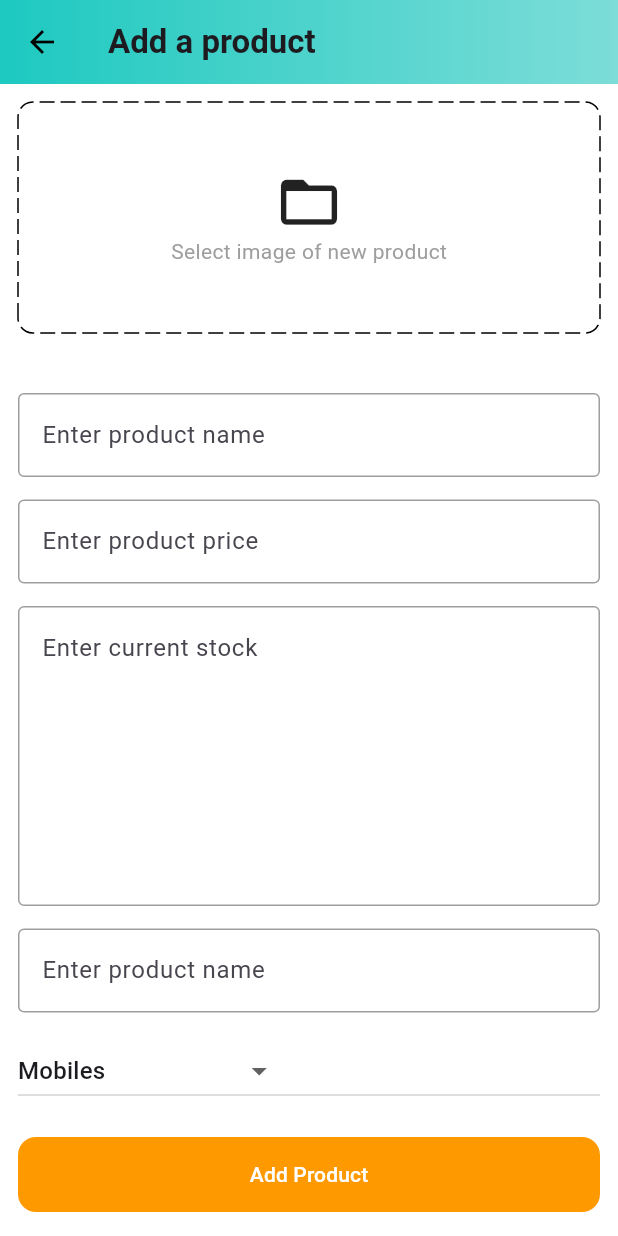
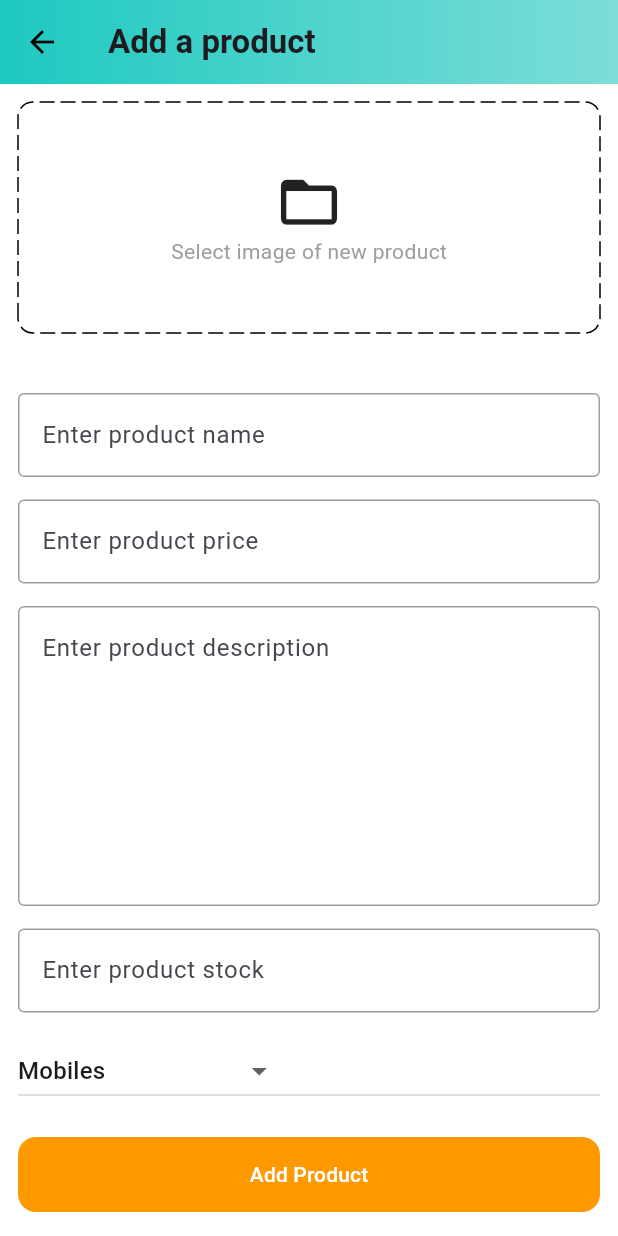
Before and after one commit to samuel2l/Amazon-Clone, a Flutter app: the AddProduct screen opened by its route, on a phone screen of 412 x 824 dp. Run offline on Flutter 3.47's test engine with Material 3 defaults, Android fonts, the phone set to English and light mode, and no system bars; drawn by our look-alikes of dotted_border; our stand-ins replace badges, carousel_slider, image_picker, shared_preferences; accounts and stored records are empty.

```diff
--- a/lib/features/admin/screens/add_product.dart
+++ b/lib/features/admin/screens/add_product.dart
@@ -1,7 +1,10 @@
+import 'dart:io';
+
 import 'package:amazon/constants.dart';
 import 'package:amazon/features/common/widgets/input_field.dart';
 import 'package:dotted_border/dotted_border.dart';
 import 'package:flutter/material.dart';
+import 'package:image_picker/image_picker.dart';
 
 class AddProduct extends StatefulWidget {
   const AddProduct({super.key});
@@ -17,6 +20,19 @@ class _AddProductState extends State<AddProduct> {
   final TextEditingController stockController = TextEditingController();
   final TextEditingController descriptionController = TextEditingController();
   String selectedCategory = 'Mobiles';
+  File? selectedImage;
+  void pickImagee() async {
+    final ImagePicker picker = ImagePicker();
+    XFile? pickedFile = await picker.pickImage(source: ImageSource.gallery);
+    if (pickedFile != null) {
+      setState(() {
+        selectedImage = File(pickedFile.path);
+      });
+    } else {
+      print('No image selected.');
+    }
+  }
+
   @override
   Widget build(BuildContext context) {
     return Scaffold(
@@ -34,7 +50,11 @@ class _AddProductState extends State<AddProduct> {
         padding: const EdgeInsets.all(12.0),
         child: ListView(
           children: [
-            DottedBorder(
+            GestureDetector(
+              onTap: () {
+                pickImagee();
+              },
+              child: DottedBorder(
                 borderType: BorderType.RRect,
                 radius: const Radius.circular(10),
                 dashPattern: const [10, 4],
@@ -45,10 +65,12 @@ class _AddProductState extends State<AddProduct> {
                 // •	Dash of length 2,
                 // •	Gap of length 3, repeating.
 
-              child: const Center(
+                child: Center(
                   child: SizedBox(
                     height: 150,
-                  child: Column(
+                    width: double.infinity,
+                    child: selectedImage == null
+                        ? const Column(
                             mainAxisAlignment: MainAxisAlignment.center,
                             children: [
                               Icon(
@@ -60,6 +82,10 @@ class _AddProductState extends State<AddProduct> {
                                 style: TextStyle(color: Colors.grey),
                               ),
                             ],
+                          )
+                        : Image.file(
+                            selectedImage!,
+                          ),
                   ),
                 ),
               ),
@@ -83,14 +109,14 @@ class _AddProductState extends State<AddProduct> {
             ),
             InputField(
                 controller: descriptionController,
-                hintText: 'Enter current stock',
+                hintText: 'Enter product description',
                 maxLines: 7),
             const SizedBox(
               height: 15,
             ),
             InputField(
               controller: stockController,
-              hintText: 'Enter product name',
+              hintText: 'Enter product stock',
               maxLines: 1,
             ),
             const SizedBox(
--- a/lib/features/admin/screens/admin.dart
+++ b/lib/features/admin/screens/admin.dart
@@ -16,6 +16,8 @@ class _AdminState extends State<Admin> {
 
   List<Widget> pages = [
     const ProductsSold(),
+
+
     const Center(child: Text('page 2')),
     const Center(child: Text('page 3')),
   ];
--- a/lib/features/common/widgets/input_field.dart
+++ b/lib/features/common/widgets/input_field.dart
@@ -26,6 +26,7 @@ final int maxLines;
         return null;
       },
       maxLines: maxLines,
+
     );
   }
 }
```
Also changed, not shown: 2 other files. Lines whose indentation alone changed are shown as unchanged.
